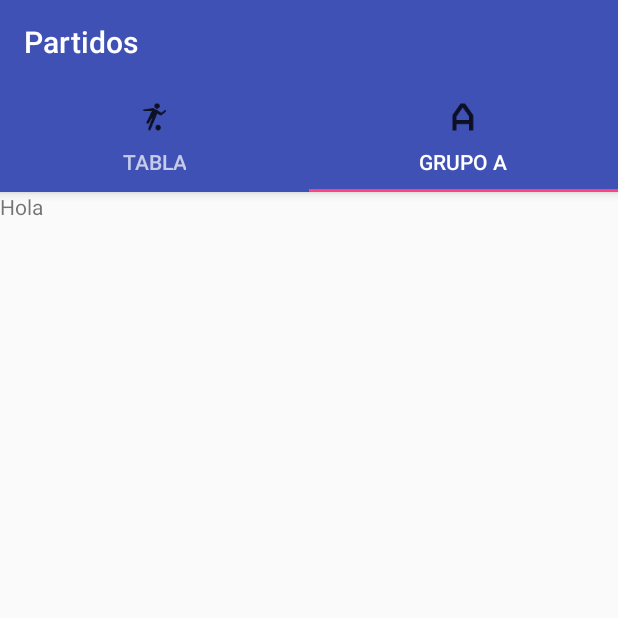
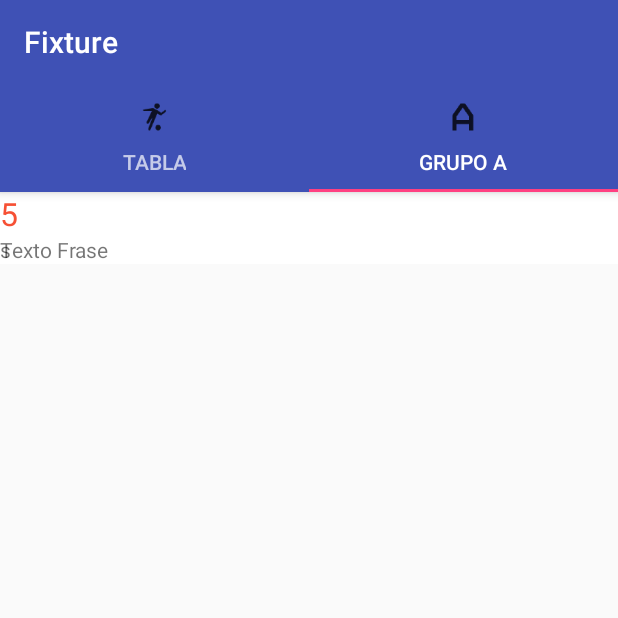
Before and after one commit to nibit1990/Partidos, an Android app: the screen it shows after launch (MainActivity), tab 2 chosen, on a phone screen of 412 x 824 dp, the top half of it. Run offline under Robolectric (Android 15) with nearby library versions, the phone set to English and light mode, and no system bars.

Commit message:
2 fragments  tab layout ok  list view en segundo fragment ok

```diff
--- /dev/null
+++ b/app/src/main/java/com/example/usuario/partidos/AdapterCategory.java
@@ -0,0 +1,77 @@
+package com.example.usuario.partidos;
+
+import android.app.Activity;
+import android.content.Context;
+import android.view.LayoutInflater;
+import android.view.View;
+import android.view.ViewGroup;
+import android.widget.BaseAdapter;
+import android.widget.ImageView;
+import android.widget.TextView;
+
+import java.util.ArrayList;
+
+/**
+ * Created by Usuario on 28/11/2016.
+ */
+
+public class AdapterCategory extends BaseAdapter {
+
+    protected Activity activity;
+    protected ArrayList<Category> items;
+
+    public AdapterCategory(Activity activity, ArrayList<Category> items) {
+        this.activity = activity;
+        this.items = items;
+    }
+
+    @Override
+    public int getCount() {
+        return items.size();
+    }
+
+    public void clear() {
+        items.clear();
+    }
+
+    public void addAll(ArrayList<Category> category) {
+        for (int i = 0; i < category.size(); i++) {
+            items.add(category.get(i));
+        }
+    }
+
+    @Override
+    public Object getItem(int arg0) {
+        return items.get(arg0);
+    }
+
+    @Override
+    public long getItemId(int position) {
+        return position;
+    }
+
+    @Override
+    public View getView(int position, View convertView, ViewGroup parent) {
+
+        View v = convertView;
+
+        if (convertView == null) {
+            LayoutInflater inf = (LayoutInflater) activity.getSystemService(Context.LAYOUT_INFLATER_SERVICE);
+            v = inf.inflate(R.layout.item_category, null);
+        }
+
+        Category dir = items.get(position);
+
+        TextView title = (TextView) v.findViewById(R.id.category);
+        title.setText(dir.getTitle());
+
+        TextView description = (TextView) v.findViewById(R.id.texto);
+        description.setText(dir.getDescription());
+
+        TextView description2 = (TextView) v.findViewById(R.id.texto2);
+        description.setText(dir.getDescription2());
+
+
+        return v;
+    }
+}
--- /dev/null
+++ b/app/src/main/java/com/example/usuario/partidos/Category.java
@@ -0,0 +1,58 @@
+package com.example.usuario.partidos;
+
+/**
+ * Created by Usuario on 28/11/2016.
+ */
+
+public class Category {
+
+    private String title;
+    private String categoryId;
+    private String description;
+    private String description2;
+
+    public Category() {
+        super();
+    }
+
+    public Category(String categoryId, String title, String description, String description2) {
+        super();
+        this.title = title;
+        this.description = description;
+        this.description2 = description2;
+        this.categoryId = categoryId;
+    }
+
+
+    public String getTitle() {
+        return title;
+    }
+
+    public void setTittle(String title) {
+        this.title = title;
+    }
+
+    public String getDescription() {
+        return description;
+    }
+
+    public void setDescription(String description) {
+        this.description = description;
+    }
+
+    public String getImage() {
+        return description2;
+    }
+
+    public String getDescription2() {
+        return description2;
+    }
+    public void setDescription2(String description2) {
+        this.description2 = description2;
+    }
+
+    public String getCategoryId(){return categoryId;}
+
+    public void setCategoryId(String categoryId){this.categoryId = categoryId;}
+
+}
--- a/app/src/main/java/com/example/usuario/partidos/MainActivity.java
+++ b/app/src/main/java/com/example/usuario/partidos/MainActivity.java
@@ -5,16 +5,19 @@ import android.support.v4.view.ViewPager;
 import android.support.v7.app.AppCompatActivity;
 import android.os.Bundle;
 import android.support.v7.widget.Toolbar;
+import android.widget.ListView;
 
-import com.example.usuario.partidos.adapter.PageAdapter;
+import com.example.usuario.partidos.adapter.FragmentAdapter;
 import com.example.usuario.partidos.fragment.MainActivityFragment;
 import com.example.usuario.partidos.fragment.GrupoAFragment;
+
+import java.util.ArrayList;
 
 public class MainActivity extends AppCompatActivity {
 
     private Toolbar toolbar;
     private TabLayout tabLayout;
-
+    ArrayList<Category> category = new ArrayList<Category>();
 
 
 
@@ -63,7 +66,6 @@ public class MainActivity extends AppCompatActivity {
 
 
 
-
     }
 
 
@@ -86,7 +88,7 @@ public class MainActivity extends AppCompatActivity {
         this.pager = (ViewPager) this.findViewById(R.id.pager);
 
         // Create an adapter with the fragments we show on the ViewPager
-        PageAdapter adapter = new PageAdapter(getSupportFragmentManager());
+        FragmentAdapter adapter = new FragmentAdapter(getSupportFragmentManager());
 
         adapter.addFragment(MainActivityFragment.newInstance(0));
         adapter.addFragment(GrupoAFragment.newInstance(1));
--- a/app/src/main/java/com/example/usuario/partidos/adapter/EquipoAdapter.java
+++ b/app/src/main/java/com/example/usuario/partidos/adapter/EquipoReciclerViewAdapter.java
@@ -18,7 +18,7 @@ import java.util.List;
 
 
 
-    public class EquipoAdapter extends RecyclerView.Adapter<EquipoAdapter.EquipoViewHolder> {
+    public class EquipoReciclerViewAdapter extends RecyclerView.Adapter<EquipoReciclerViewAdapter.EquipoViewHolder> {
 
 
 
@@ -30,20 +30,20 @@ import java.util.List;
             // Campos respectivos de un item
             public ImageView ivBandera;
             public TextView tvNombre;
-            public TextView tvResultado;
+            public TextView tvPuntos;
 
             public EquipoViewHolder(View v) {
                 super(v);
                 ivBandera = (ImageView) v.findViewById(R.id.ivBandera);
                 tvNombre = (TextView) v.findViewById(R.id.tvNombre);
-                tvResultado = (TextView) v.findViewById(R.id.resultado);
+                tvPuntos = (TextView) v.findViewById(R.id.puntos);
             }
         }
 
 
 
 
-        public EquipoAdapter(List<Equipo> items) {
+        public EquipoReciclerViewAdapter(List<Equipo> items) {
             this.items = items;
         }
 
@@ -73,7 +73,7 @@ import java.util.List;
         public void onBindViewHolder(EquipoViewHolder viewHolder, int i) {
             viewHolder.ivBandera.setImageResource(items.get(i).getBandera());
             viewHolder.tvNombre.setText(items.get(i).getNombre());
-            viewHolder.tvResultado.setText("Resultado:"+String.valueOf(items.get(i).getResultado()));
+            viewHolder.tvPuntos.setText("Puntos:"+String.valueOf(items.get(i).getPuntos()));
         }
 
 
--- a/app/src/main/java/com/example/usuario/partidos/adapter/PageAdapter.java
+++ b/app/src/main/java/com/example/usuario/partidos/adapter/FragmentAdapter.java
@@ -11,7 +11,7 @@ import java.util.List;
  * Created by Usuario on 23/11/2016.
  */
 
-public class PageAdapter extends FragmentPagerAdapter {
+public class FragmentAdapter extends FragmentPagerAdapter {
 
     // List of fragments which are going to set in the view pager widget
     private List<Fragment> fragments;
@@ -19,7 +19,7 @@ public class PageAdapter extends FragmentPagerAdapter {
 
 
 
-    public PageAdapter(FragmentManager fm) {
+    public FragmentAdapter(FragmentManager fm) {
         super(fm);
         this.fragments = new ArrayList<Fragment>();
     }
--- a/app/src/main/java/com/example/usuario/partidos/fragment/GrupoAFragment.java
+++ b/app/src/main/java/com/example/usuario/partidos/fragment/GrupoAFragment.java
@@ -6,8 +6,17 @@ import android.support.v4.app.Fragment;
 import android.view.LayoutInflater;
 import android.view.View;
 import android.view.ViewGroup;
+import android.widget.ArrayAdapter;
+import android.widget.ListView;
 
+import com.example.usuario.partidos.AdapterCategory;
+import com.example.usuario.partidos.Category;
 import com.example.usuario.partidos.R;
+import com.example.usuario.partidos.pojo.Equipo;
+
+import java.util.ArrayList;
+
+import static android.R.attr.category;
 
 /**
  * Created by Usuario on 28/11/2016.
@@ -15,7 +24,9 @@ import com.example.usuario.partidos.R;
 
 public class GrupoAFragment extends Fragment {
 
-
+    ListView mLeadsList;
+    ArrayList<Category> category = new ArrayList<Category>();
+//...
 
 
 
@@ -38,6 +49,7 @@ public class GrupoAFragment extends Fragment {
 
 
 
+
     }
 
 
@@ -46,13 +58,16 @@ public class GrupoAFragment extends Fragment {
     public View onCreateView(LayoutInflater inflater, @Nullable ViewGroup container, @Nullable Bundle savedInstanceState) {
         //return super.onCreateView(inflater, container, savedInstanceState);
         View v = inflater.inflate(R.layout.fragment_grupo_a, container, false);
+        ListView lv = (ListView)v.findViewById(R.id.leads_list);
 
+        AdapterCategory adapter = new AdapterCategory(getActivity(),category);
 
-
-
+        lv.setAdapter(adapter);
+        category.add(new Category( "5", "5", "3", "s"));
 
 
         return v;
+
 
 
     }
@@ -60,4 +75,7 @@ public class GrupoAFragment extends Fragment {
 
 
 
-}
+
+
+
+    }
--- a/app/src/main/java/com/example/usuario/partidos/fragment/MainActivityFragment.java
+++ b/app/src/main/java/com/example/usuario/partidos/fragment/MainActivityFragment.java
@@ -1,6 +1,5 @@
 package com.example.usuario.partidos.fragment;
 
-import android.graphics.Color;
 import android.os.Bundle;
 import android.support.annotation.Nullable;
 import android.support.v4.app.Fragment;
@@ -9,10 +8,9 @@ import android.support.v7.widget.RecyclerView;
 import android.view.LayoutInflater;
 import android.view.View;
 import android.view.ViewGroup;
-import android.widget.TextView;
 
 import com.example.usuario.partidos.R;
-import com.example.usuario.partidos.adapter.EquipoAdapter;
+import com.example.usuario.partidos.adapter.EquipoReciclerViewAdapter;
 import com.example.usuario.partidos.pojo.Equipo;
 
 import java.util.ArrayList;
@@ -75,7 +73,7 @@ Declarar instancias globales
         recycler.setLayoutManager(lManager);
 
 // Crear un nuevo adaptador
-        adapter = new EquipoAdapter(items);
+        adapter = new EquipoReciclerViewAdapter(items);
         recycler.setAdapter(adapter);
 
 
@@ -96,6 +94,7 @@ Declarar instancias globales
         items.add(new Equipo(R.drawable.bandera_brasil, "Brasil", 2));
         items.add(new Equipo(R.drawable.bandera_uruguay, "Uruguay", 4));
         items.add(new Equipo(R.drawable.bandera_argentina, "Argentina", 3));
+        items.add(new Equipo(R.drawable.bandera_colombia, "Colombia", 0));
     }
 
 }
--- a/app/src/main/java/com/example/usuario/partidos/pojo/Equipo.java
+++ b/app/src/main/java/com/example/usuario/partidos/pojo/Equipo.java
@@ -9,20 +9,20 @@ public class Equipo {
 
         private int bandera;
         private String nombre;
-        private int resultado;
+        private int puntos;
 
         public Equipo(int bandera, String nombre, int resultado) {
             this.bandera = bandera;
             this.nombre = nombre;
-            this.resultado = resultado;
+            this.puntos = resultado;
         }
 
         public String getNombre() {
             return nombre;
         }
 
-        public int getResultado() {
-            return resultado;
+        public int getPuntos() {
+            return puntos;
         }
 
         public int getBandera() {
--- a/app/src/main/res/layout/equipo_card.xml
+++ b/app/src/main/res/layout/equipo_card.xml
@@ -43,7 +43,7 @@
             android:layout_height="wrap_content"
             android:textAppearance="?android:attr/textAppearanceSmall"
             android:text="Small Text"
-            android:id="@+id/resultado"
+            android:id="@+id/puntos"
             android:layout_below="@+id/tvNombre"
             android:layout_alignLeft="@+id/tvNombre" />
 
--- a/app/src/main/res/layout/fragment_grupo_a.xml
+++ b/app/src/main/res/layout/fragment_grupo_a.xml
@@ -3,9 +3,11 @@
     android:orientation="vertical" android:layout_width="match_parent"
     android:layout_height="match_parent">
 
-    <TextView
-        android:layout_width="wrap_content"
-        android:layout_height="wrap_content"
-        android:text="Hola"/>
+    <ListView
+        android:id="@+id/leads_list"
+        android:layout_width="match_parent"
+        android:layout_height="match_parent"
+        android:divider="@null" />
+
 
 </LinearLayout>
--- /dev/null
+++ b/app/src/main/res/layout/item_category.xml
@@ -0,0 +1,33 @@
+<?xml version="1.0" encoding="utf-8"?>
+<RelativeLayout xmlns:android="http://schemas.android.com/apk/res/android"
+    android:orientation="vertical" android:layout_width="match_parent"
+    android:layout_height="match_parent"
+    android:background="@android:color/background_light">
+
+    <TextView
+        android:layout_width="wrap_content"
+        android:layout_height="wrap_content"
+        android:text="Texto Frase"
+        android:id="@+id/texto"
+        android:layout_below="@+id/category"
+ />
+
+    <TextView
+        android:layout_width="wrap_content"
+        android:layout_height="wrap_content"
+        android:textAppearance="?android:attr/textAppearanceLarge"
+        android:text="Titulo Frase"
+        android:id="@+id/category"
+        android:textSize="21sp"
+        android:textColor="#f65034"
+        android:layout_alignParentTop="true"
+   />
+    <TextView
+        android:layout_width="wrap_content"
+        android:layout_height="wrap_content"
+        android:text="Texto Frase"
+        android:id="@+id/texto2"
+        android:layout_below="@+id/category"
+         />
+
+</RelativeLayout>
--- a/app/src/main/res/values/dimens.xml
+++ b/app/src/main/res/values/dimens.xml
@@ -4,4 +4,5 @@
     <dimen name="activity_vertical_margin">16dp</dimen>
     <dimen name="fab_margin">16dp</dimen>
     <dimen name="appbar_padding_top">8dp</dimen>
+    <dimen name="text_margin">16dp</dimen>
 </resources>
--- a/app/src/main/res/values/strings.xml
+++ b/app/src/main/res/values/strings.xml
@@ -1,5 +1,5 @@
 <resources>
-    <string name="app_name">Partidos</string>
+    <string name="app_name">Fixture</string>
     <string name="title_activity_main2">Main2Activity</string>
     <string name="action_settings">Settings</string>
     <string name="section_format">Hello World from section: %1$d</string>
```
Also changed, not shown: app/build.gradle (+6 -4 lines).
